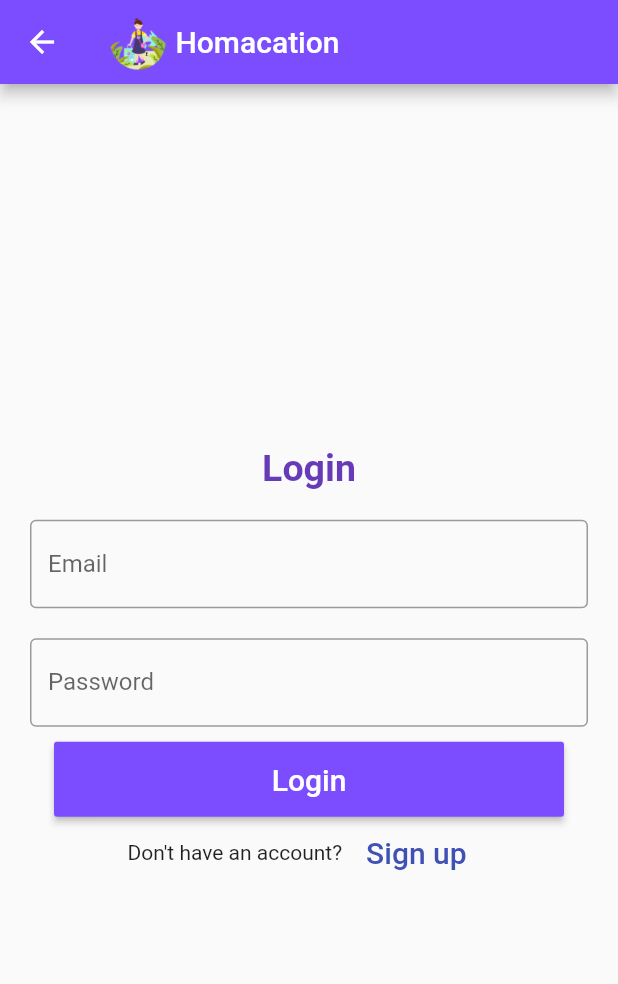
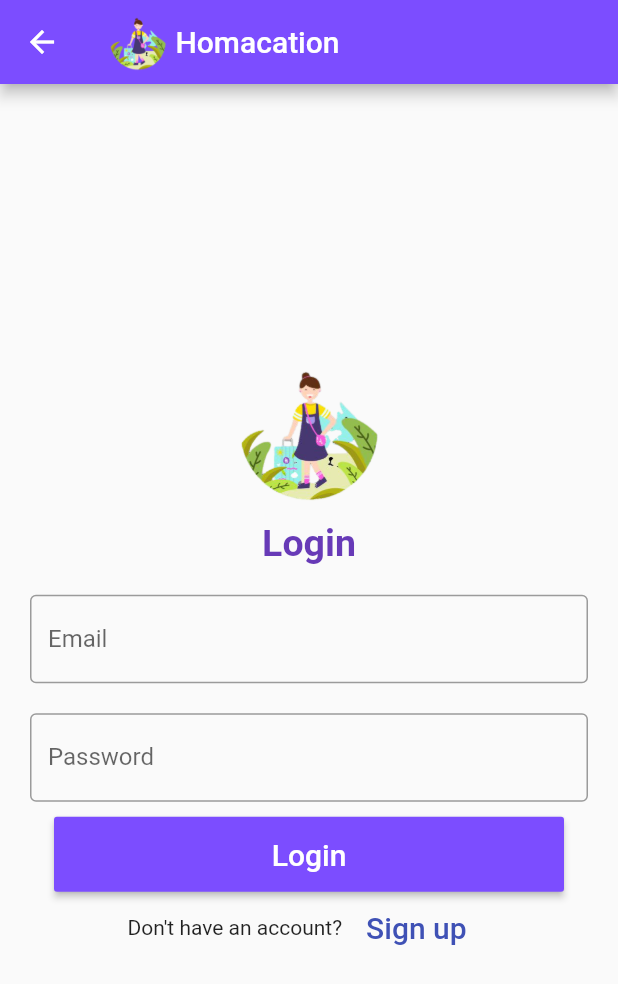
Before and after one commit to hamda-fizal/Homacation, a Flutter app: the LoginPage screen opened directly, on a phone screen of 412 x 824 dp. Shown: the top 984 px of the screen. Run offline on Flutter 3.47's test engine with Material 2 defaults, Android fonts, the phone set to English and light mode, and no system bars; our stand-ins replace cloud_firestore, firebase_auth, firebase_core; missing offline and left inert: cloud_firestore_web, firebase_auth_web, firebase_core_web; accounts and stored records are empty.

Commit message:
Update UI

```diff
--- a/lib/login_hm.dart
+++ b/lib/login_hm.dart
@@ -80,6 +80,11 @@ class _LoginPageState extends State<LoginPage> {
             child: Column(
               mainAxisAlignment: MainAxisAlignment.center,
               children: <Widget>[
+                Image.asset(
+                  'assets/homacationlogo.png',
+                  width : 100,
+                  height:100
+                ),
                 Container(
                     alignment: Alignment.center,
                     padding: EdgeInsets.all(10),
```
